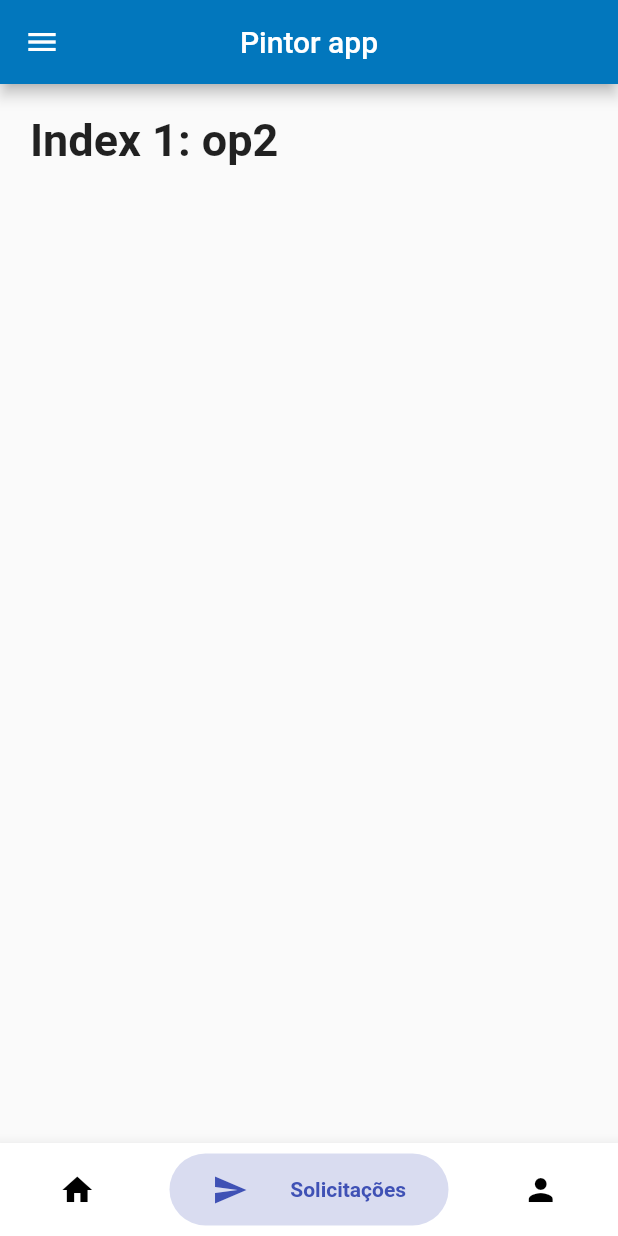
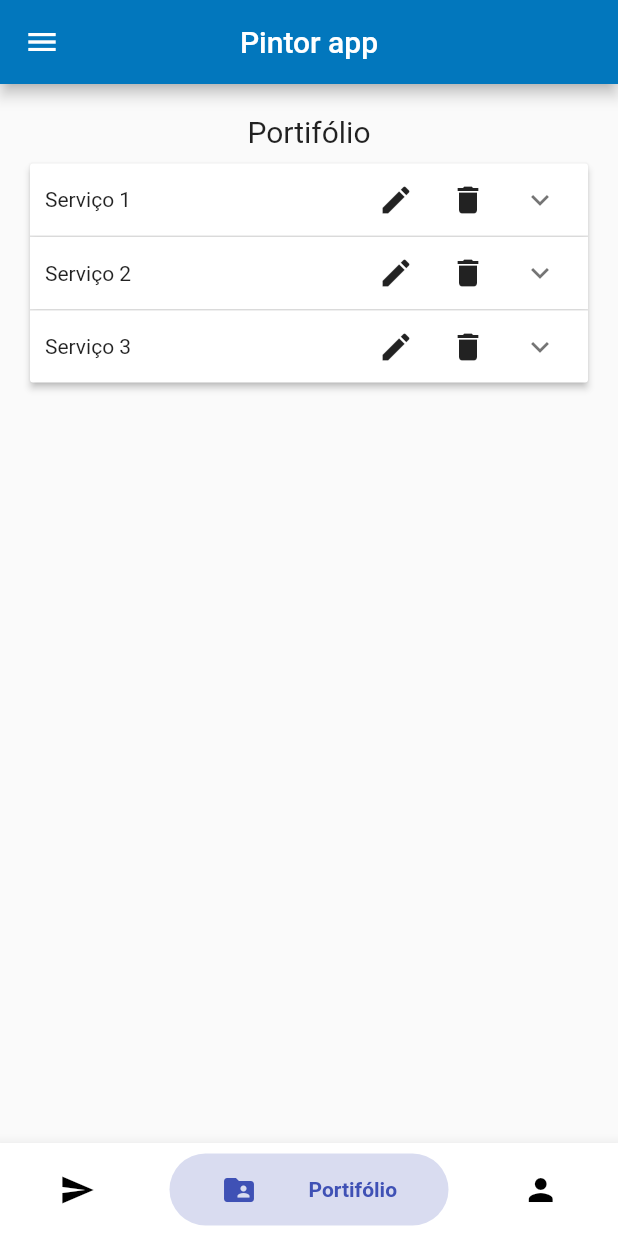
Before and after one commit to wanderson100v/solicitar-pintura, a Flutter app: the PainterDashboardWidget screen opened directly, item 2 of the bottom bar chosen, on a phone screen of 412 x 824 dp. Run offline on Flutter 3.47's test engine with Material 2 defaults, Android fonts, the phone set to English and light mode, and no system bars; drawn by our look-alikes of bubble_bottom_bar; missing offline and left inert: animated_splash, multi_media_picker; Roboto replaces fonts that are missing (Hind, Montserrat).

Commit message:
Tela de portifólio de serviços e adição de imagens a portifólio de serviço

```diff
--- a/app/lib/src/client/dashboard/dashboeard-widget.dart
+++ b/app/lib/src/client/dashboard/dashboeard-widget.dart
@@ -13,10 +13,6 @@ class _ClientDashboardWidgetState extends State<ClientDashboardWidget> {
   static const TextStyle optionStyle =
       TextStyle(fontSize: 30, fontWeight: FontWeight.bold);
   static List<Widget> _widgetOptions = <Widget>[
-    Text(
-      'Inicio',
-      style: optionStyle,
-    ),
     Text(
       'Solicitações',
       style: optionStyle,
@@ -73,7 +69,6 @@ class _ClientDashboardWidgetState extends State<ClientDashboardWidget> {
           hasInk: true,
           inkColor: Colors.black12,
           items: <BubbleBottomBarItem>[
-           _buildBubbleBottomBarItem("Inicio", Icons.home,),
            _buildBubbleBottomBarItem("Solicitações", Icons.send),
            _buildBubbleBottomBarItem("Perfil", Icons.person)
           ],
--- a/app/lib/src/painter/dashboard/dashboeard-widget.dart
+++ b/app/lib/src/painter/dashboard/dashboeard-widget.dart
@@ -1,4 +1,5 @@
 import 'package:app/src/login/login-widget.dart';
+import 'package:app/src/painter/portfolio/portfolio-widget.dart';
 import 'package:app/src/profile/profile-widget.dart';
 import "package:flutter/material.dart";
 import "package:bubble_bottom_bar/bubble_bottom_bar.dart";
@@ -14,13 +15,10 @@ class _PainterDashboardWidgetState extends State<PainterDashboardWidget> {
   static const TextStyle optionStyle = TextStyle(fontSize: 30, fontWeight: FontWeight.bold);
   static List<Widget> _widgetOptions = <Widget>[
     Text(
-      'Index 0: op1',
+      'Solictações',
       style: optionStyle,
     ),
-    Text(
-      'Index 1: op2',
-      style: optionStyle,
-    ),
+    PortfolioWidget(),
     ProfileWidget()
   ];
 
@@ -68,8 +66,8 @@ class _PainterDashboardWidgetState extends State<PainterDashboardWidget> {
         hasInk: true, //new, gives a cute ink effect
         inkColor: Colors.black12, //optional, uses theme color if not specified
         items: <BubbleBottomBarItem>[
-           _buildBubbleBottomBarItem("Inicio", Icons.home,),
            _buildBubbleBottomBarItem("Solicitações", Icons.send),
+           _buildBubbleBottomBarItem("Portifólio", Icons.folder_shared),
            _buildBubbleBottomBarItem("Perfil", Icons.person)
         ],
       )
--- /dev/null
+++ b/app/lib/src/painter/portfolio/portfolio-widget.dart
@@ -0,0 +1,130 @@
+import 'dart:io';
+
+import 'package:app/src/painter/portfolio/edit/edit-portfolio.dart';
+import 'package:flutter/material.dart';
+
+class PortfolioWidget extends StatefulWidget {
+  @override
+  _PortfolioWidgetState createState() => _PortfolioWidgetState();
+}
+
+class _PortfolioWidgetState extends State<PortfolioWidget> {
+  List<Service> _data = [
+    Service(
+        headerValue: "Serviço 1",
+        expandedValue:
+            "Descrição de teste para serviço 1, pintura de residencia grande, utilizado padrão de pintura tal"),
+    Service(
+        headerValue: "Serviço 2",
+        expandedValue:
+            "Descrição de teste para serviço 2, uma boa reforma para casas de campo"),
+    Service(
+        headerValue: "Serviço 3",
+        expandedValue:
+            "Descrição de teste para serviço 3, pintura rustica, estilo especializado"),
+  ];
+
+  @override
+  Widget build(BuildContext context) {
+    return Container(
+        child: Column(children: <Widget>[
+      Padding(
+          padding: EdgeInsets.only(bottom: 10),
+          child: Text("Portifólio", style: TextStyle(fontSize: 20))),
+      ExpansionPanelList(
+        expansionCallback: (int index, bool isExpanded) {
+          setState(() {
+            _data[index].isExpanded = !isExpanded;
+          });
+        },
+        children: _data.map<ExpansionPanel>((Service service) {
+          return ExpansionPanel(
+              headerBuilder: (BuildContext context, bool isExpanded) {
+                return Row( children: <Widget>[
+                  Expanded(child :Padding(
+                    padding: EdgeInsets.symmetric(horizontal: 10),
+                    child: Text(service.headerValue))),
+                  IconButton(
+                    icon: Icon(Icons.edit),
+                    onPressed: ()=>{
+                      Navigator.of(context).push(MaterialPageRoute(builder:(context)=>EditPortfolioWidget(service)))
+                    },
+                  ),
+                  IconButton(
+                    icon: Icon(Icons.delete),
+                    onPressed: ()=>_deleteAlert(context)
+                  ),
+                  ]
+                );
+              },
+              body: Container(
+                  child: Column(children: <Widget>[
+                Padding(
+                    padding: EdgeInsets.all(15),
+                    child: Text(
+                      service.expandedValue,
+                      softWrap: true,
+                    )),
+                Text("Imagens"),
+                Row(
+                  children: <Widget>[
+                    Icon(Icons.image, size: 90),
+                    Icon(Icons.image, size: 90),
+                    Icon(Icons.image, size: 90),
+                  ],
+                ),
+                Row(
+                  children: <Widget>[
+                    Icon(Icons.image, size: 90),
+                    Icon(Icons.image, size: 90),
+                    Icon(Icons.image, size: 90),
+                  ],
+                )
+              ])),
+              isExpanded: service.isExpanded);
+        }).toList(),
+      ),
+    ]));
+  }
+
+  Future<void> _deleteAlert(context) async {
+    return showDialog<void>(
+      context: context,
+      barrierDismissible: false, // user must tap button!
+      builder: (BuildContext context) {
+        return AlertDialog(
+          title: Text('Rewind and remember'),
+          content: SingleChildScrollView(
+            child: ListBody(
+              children: <Widget>[
+                Text('You will never be satisfied.'),
+                Text('You\’re like me. I’m never satisfied.'),
+              ],
+            ),
+          ),
+          actions: <Widget>[
+            FlatButton(
+              child: Text('Regret'),
+              onPressed: () {
+                Navigator.of(context).pop();
+              },
+            ),
+          ],
+        );
+      },
+    );
+  }
+}
+
+class Service {
+  String expandedValue;
+  String headerValue;
+  bool isExpanded;
+  List<File> images = [];
+
+  Service({
+    this.expandedValue,
+    this.headerValue,
+    this.isExpanded = false,
+  });
+}
--- a/app/pubspec.yaml
+++ b/app/pubspec.yaml
@@ -21,6 +21,7 @@ dependencies:
     sdk: flutter
   animated_splash: ^1.0.0
   bubble_bottom_bar: ^1.2.0
+  multi_media_picker: ^0.2.3
 
   # The following adds the Cupertino Icons font to your application.
   # Use with the CupertinoIcons class for iOS style icons.
```
Also changed, not shown: app/lib/src/painter/portfolio/edit/edit-portfolio.dart (added, +119 -0 lines), app/pubspec.lock, 3 other files.
